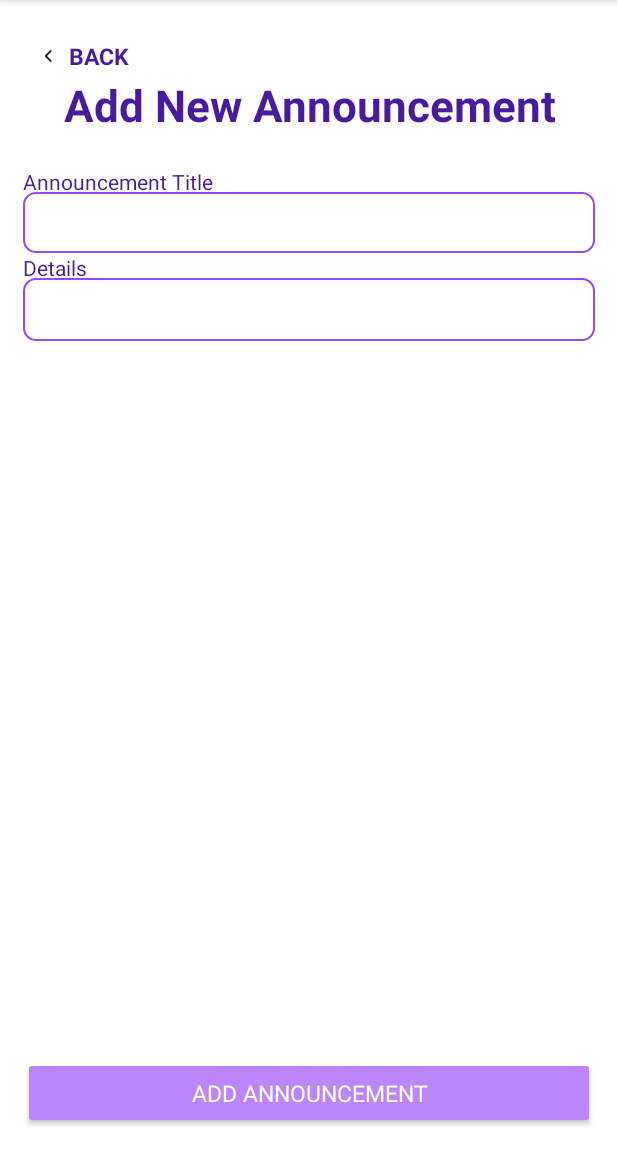
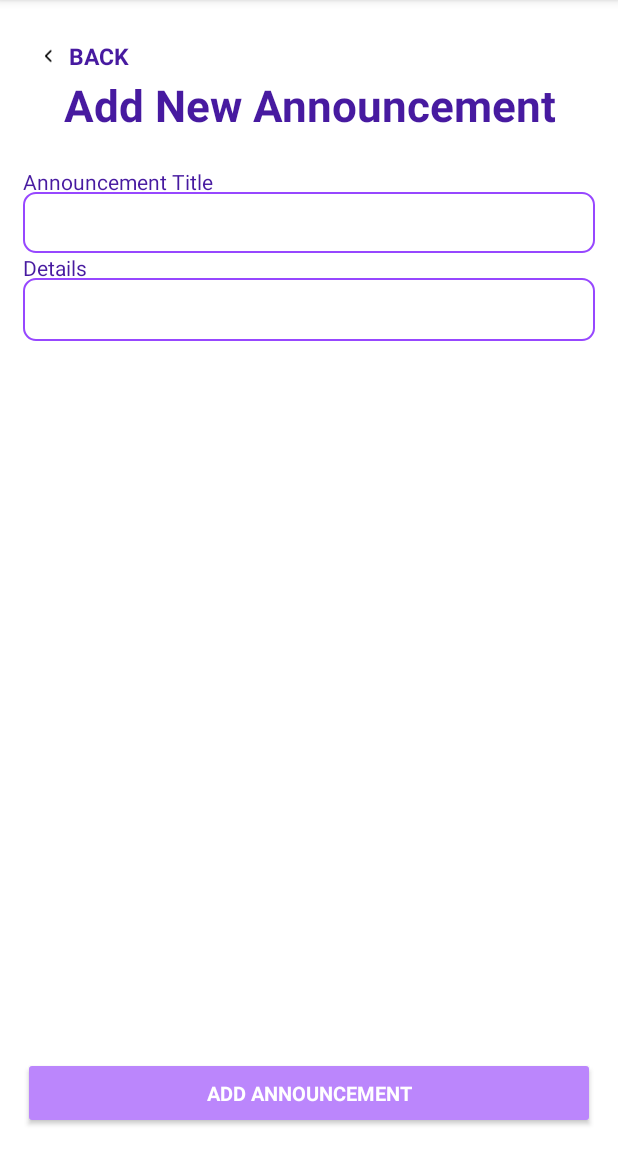
Before and after one commit to Bebsi5/CSCB07-Project, an Android app: the AddAnnouncement screen opened directly, with no data from a screen before it, on a phone screen of 412 x 824 dp, the part 84-1236 px from its top. Run offline under Robolectric (Android 15) with nearby library versions, the light colour scheme and no system bars; our stand-ins replace Firebase (no records; nobody signed in at launch, a user with empty details on screens opened directly).

Commit message:
update styles.xml

```diff
--- a/app/src/main/res/values/styles.xml
+++ b/app/src/main/res/values/styles.xml
@@ -34,7 +34,8 @@
 
     <style name="button">
         <item name="android:textColor">@color/white</item>
-        <item name="android:textSize">15sp</item>
+        <item name="android:textSize">13sp</item>
+        <item name="android:textStyle">bold</item>
     </style>
     <style name="back_button">
         <item name="android:textSize">15sp</item>
```
